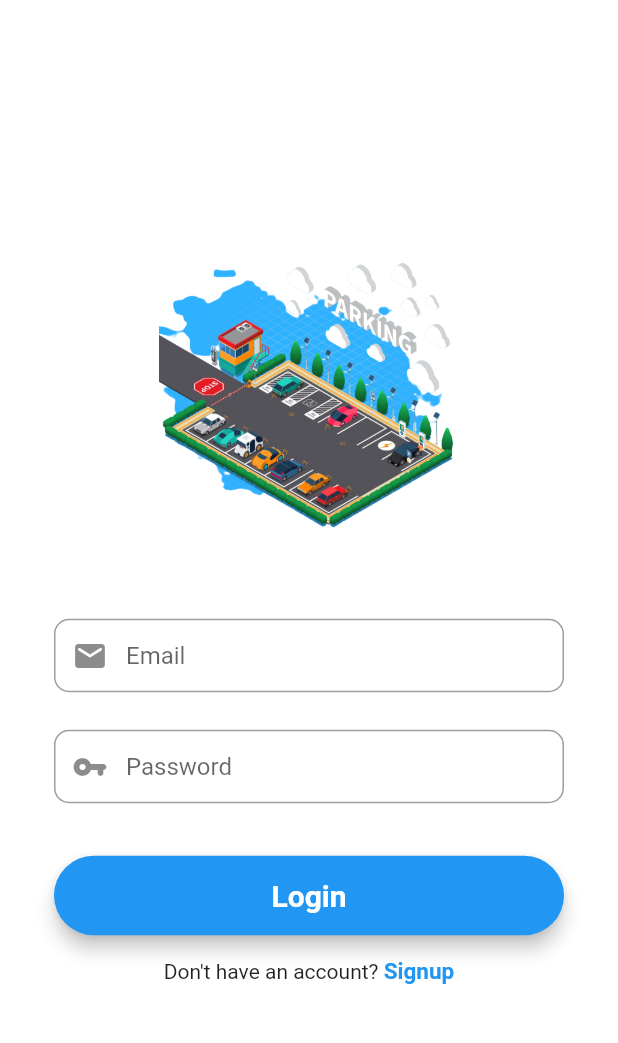
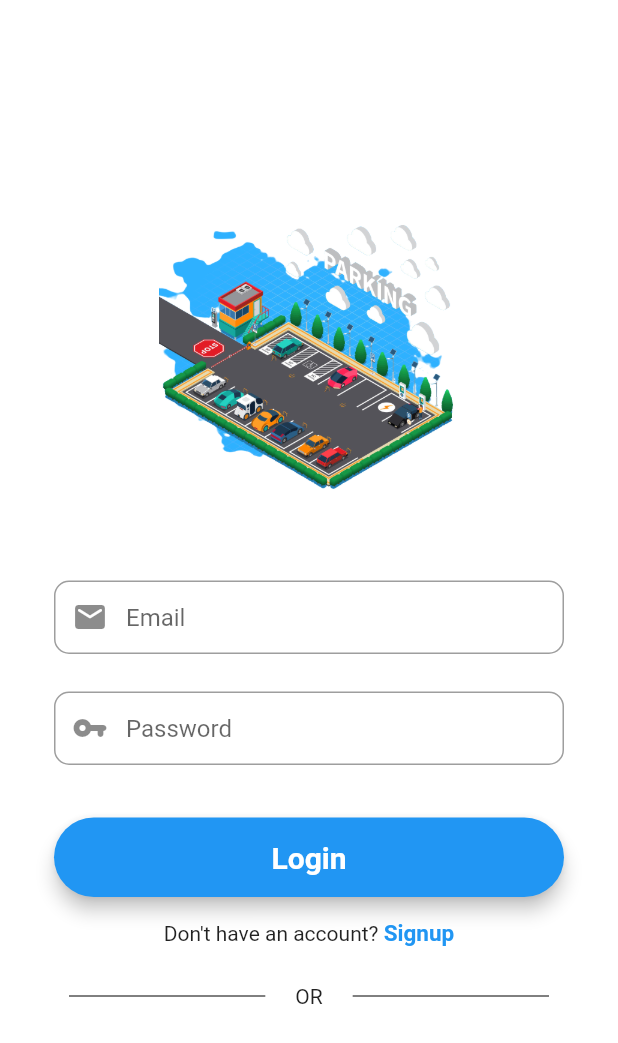
Before and after one commit to Silencesoulz/muvmee_flutter_project, a Flutter app: the screen it shows after launch, on a phone screen of 412 x 824 dp. Shown: the top 1043 px of the screen. Run offline on Flutter 3.47's test engine with Material 2 defaults, Android fonts, the phone set to English and light mode, and no system bars; our stand-ins replace camera, cloud_firestore, curved_navigation_bar, firebase_auth, firebase_core, flutter_settings_screens and 1 more; accounts and stored records are empty.

Commit message:
divider bar

```diff
--- a/lib/login.dart
+++ b/lib/login.dart
@@ -160,7 +160,31 @@ class _LoginScreenState extends State<LoginScreen> {
                           ),
                         )
                       ],
-                    )
+                    ),
+                    SizedBox(
+                      height: 15,
+                    ),
+                    Row(children: <Widget>[
+                      Expanded(
+                        child: new Container(
+                            margin:
+                                const EdgeInsets.only(left: 10.0, right: 20.0),
+                            child: Divider(
+                              color: Colors.black,
+                              height: 36,
+                            )),
+                      ),
+                      Text("OR"),
+                      Expanded(
+                        child: new Container(
+                            margin:
+                                const EdgeInsets.only(left: 20.0, right: 10.0),
+                            child: Divider(
+                              color: Colors.black,
+                              height: 36,
+                            )),
+                      ),
+                    ]),
                   ],
                 ),
               ),
```
